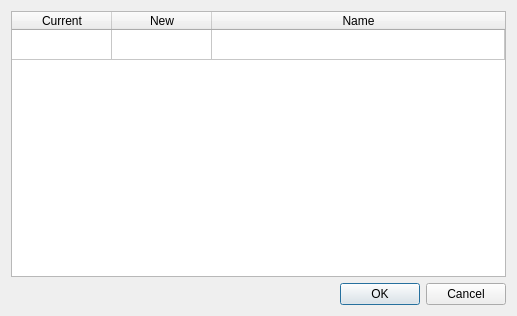
Before: the Qt Designer form v3d_main/v3d/dialog_update_list.ui in CBL-ORION/Vaa3D-mirror, drawn with Qt 5.
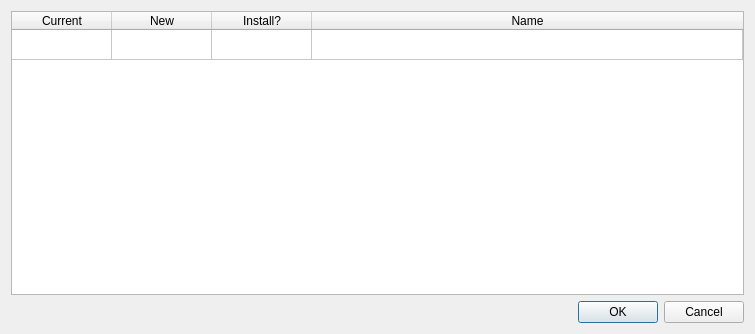
After: the same form once the commit is applied.

Commit message: Many more details added to V3D updater. Needs testing with actual newer files available on test server.

What changed in the file:
```diff
--- a/v3d_main/v3d/dialog_update_list.ui
+++ b/v3d_main/v3d/dialog_update_list.ui
@@ -6,8 +6,8 @@
    <rect>
     <x>0</x>
     <y>0</y>
-    <width>517</width>
-    <height>316</height>
+    <width>755</width>
+    <height>334</height>
    </rect>
   </property>
   <property name="sizePolicy">
@@ -46,6 +46,11 @@
        <string>New</string>
       </property>
      </column>
+     <column>
+      <property name="text">
+       <string>Install?</string>
+      </property>
+     </column>
      <column>
       <property name="text">
        <string>Name</string>
```
The commit also changes 2 other files.
